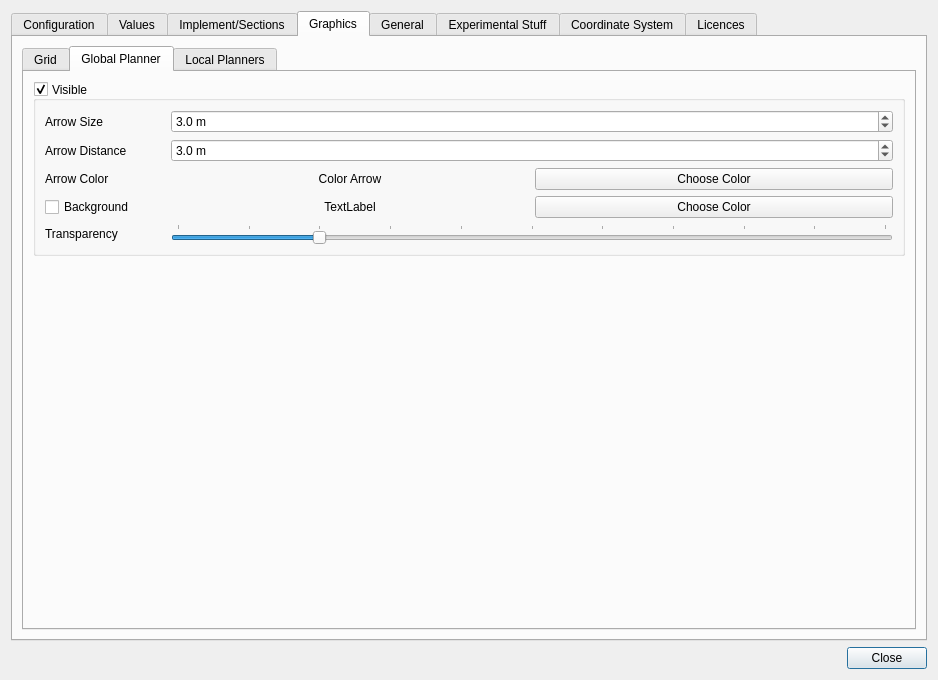
Qt form src/gui/SettingsDialog.ui (eringerli/QtOpenGuidance) before a commit.
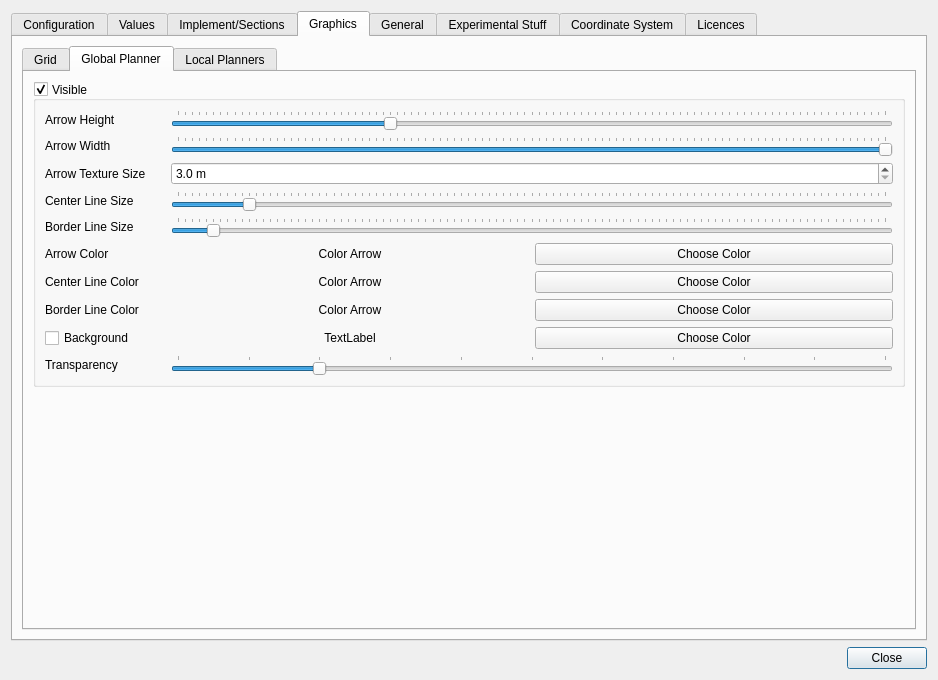
The same form after that commit. The open tabs and pages were chosen to show the change. Icons and pictures are not drawn. Custom widgets are drawn as their Qt base class.

Commit message:
Global/Local Planner WIP
- added anisitropic filtering for better display of the arrow texture
- added a center and border line to ArrowTexture
- renamed arrowTexture.h -> ArrowTexture.h
- GUI changes: the sizes of the arrow texture are set with sliders, setting
  of all the colors possible
- various small fixes and typos

Diff of the .ui file:
```diff
--- a/src/gui/SettingsDialog.ui
+++ b/src/gui/SettingsDialog.ui
@@ -1048,82 +1048,24 @@
                <property name="checkable">
                 <bool>true</bool>
                </property>
-               <layout class="QGridLayout" name="gridLayout_13">
-                <item row="2" column="1">
-                 <widget class="QLabel" name="lbGlobalPlannerArrowColor">
-                  <property name="sizePolicy">
-                   <sizepolicy hsizetype="Expanding" vsizetype="Preferred">
-                    <horstretch>0</horstretch>
-                    <verstretch>0</verstretch>
-                   </sizepolicy>
+               <layout class="QGridLayout" name="gridLayout_16">
+                <item row="5" column="1" colspan="2">
+                 <widget class="QSlider" name="slGlobalPlannerBorderLine">
+                  <property name="maximum">
+                   <number>100</number>
                   </property>
-                  <property name="focusPolicy">
-                   <enum>Qt::NoFocus</enum>
+                  <property name="value">
+                   <number>5</number>
                   </property>
-                  <property name="text">
-                   <string>Color Arrow</string>
+                  <property name="orientation">
+                   <enum>Qt::Horizontal</enum>
                   </property>
-                  <property name="alignment">
-                   <set>Qt::AlignCenter</set>
+                  <property name="tickPosition">
+                   <enum>QSlider::TicksAbove</enum>
                   </property>
                  </widget>
                 </item>
-                <item row="0" column="0">
-                 <widget class="QLabel" name="label_10">
-                  <property name="sizePolicy">
-                   <sizepolicy hsizetype="Minimum" vsizetype="Preferred">
-                    <horstretch>0</horstretch>
-                    <verstretch>0</verstretch>
-                   </sizepolicy>
-                  </property>
-                  <property name="minimumSize">
-                   <size>
-                    <width>120</width>
-                    <height>0</height>
-                   </size>
-                  </property>
-                  <property name="text">
-                   <string>Arrow Size</string>
-                  </property>
-                 </widget>
-                </item>
-                <item row="5" column="0">
-                 <widget class="QLabel" name="label_17">
-                  <property name="focusPolicy">
-                   <enum>Qt::NoFocus</enum>
-                  </property>
-                  <property name="text">
-                   <string>Transparency</string>
-                  </property>
-                 </widget>
-                </item>
-                <item row="2" column="0">
-                 <widget class="QLabel" name="label_15">
-                  <property name="focusPolicy">
-                   <enum>Qt::NoFocus</enum>
-                  </property>
-                  <property name="text">
-                   <string>Arrow Color</string>
-                  </property>
-                 </widget>
-                </item>
-                <item row="4" column="2">
-                 <widget class="QPushButton" name="pbGlobalPlannerBackgroundColor">
-                  <property name="sizePolicy">
-                   <sizepolicy hsizetype="Expanding" vsizetype="Preferred">
-                    <horstretch>0</horstretch>
-                    <verstretch>0</verstretch>
-                   </sizepolicy>
-                  </property>
-                  <property name="focusPolicy">
-                   <enum>Qt::NoFocus</enum>
-                  </property>
-                  <property name="text">
-                   <string>Choose Color</string>
-                  </property>
-                 </widget>
-                </item>
-                <item row="4" column="1">
+                <item row="9" column="1">
                  <widget class="QLabel" name="lbGlobalPlannerBackgroundColor">
                   <property name="sizePolicy">
                    <sizepolicy hsizetype="Expanding" vsizetype="Preferred">
@@ -1142,22 +1084,57 @@
                   </property>
                  </widget>
                 </item>
-                <item row="1" column="0">
-                 <widget class="QLabel" name="label_18">
-                  <property name="text">
-                   <string>Arrow Distance</string>
-                  </property>
-                 </widget>
-                </item>
                 <item row="4" column="0">
+                 <widget class="QLabel" name="label_18">
+                  <property name="text">
+                   <string>Center Line Size</string>
+                  </property>
+                 </widget>
+                </item>
+                <item row="9" column="2">
+                 <widget class="QPushButton" name="pbGlobalPlannerBackgroundColor">
+                  <property name="sizePolicy">
+                   <sizepolicy hsizetype="Expanding" vsizetype="Preferred">
+                    <horstretch>0</horstretch>
+                    <verstretch>0</verstretch>
+                   </sizepolicy>
+                  </property>
+                  <property name="focusPolicy">
+                   <enum>Qt::NoFocus</enum>
+                  </property>
+                  <property name="text">
+                   <string>Choose Color</string>
+                  </property>
+                 </widget>
+                </item>
+                <item row="0" column="0">
+                 <widget class="QLabel" name="label_10">
+                  <property name="sizePolicy">
+                   <sizepolicy hsizetype="Minimum" vsizetype="Preferred">
+                    <horstretch>0</horstretch>
+                    <verstretch>0</verstretch>
+                   </sizepolicy>
+                  </property>
+                  <property name="minimumSize">
+                   <size>
+                    <width>120</width>
+                    <height>0</height>
+                   </size>
+                  </property>
+                  <property name="text">
+                   <string>Arrow Height</string>
+                  </property>
+                 </widget>
+                </item>
+                <item row="9" column="0">
                  <widget class="QCheckBox" name="cbGlobalPlannerBackground">
                   <property name="text">
                    <string>Background</string>
                   </property>
                  </widget>
                 </item>
-                <item row="2" column="2">
-                 <widget class="QPushButton" name="pbGlobalPlannerArrowColor">
+                <item row="7" column="2">
+                 <widget class="QPushButton" name="pbGlobalPlannerCenterLineColor">
                   <property name="sizePolicy">
                    <sizepolicy hsizetype="Expanding" vsizetype="Preferred">
                     <horstretch>0</horstretch>
@@ -1172,69 +1149,61 @@
                   </property>
                  </widget>
                 </item>
-                <item row="1" column="1" colspan="2">
-                 <widget class="QDoubleSpinBox" name="dsbGlobalPlannerArrowDistance">
-                  <property name="sizePolicy">
-                   <sizepolicy hsizetype="Expanding" vsizetype="Fixed">
-                    <horstretch>0</horstretch>
-                    <verstretch>0</verstretch>
-                   </sizepolicy>
-                  </property>
-                  <property name="focusPolicy">
-                   <enum>Qt::WheelFocus</enum>
-                  </property>
+                <item row="3" column="1" colspan="2">
+                 <widget class="QDoubleSpinBox" name="dsbGlobalPlannerTextureSize">
                   <property name="suffix">
-                   <string notr="true"> m</string>
+                   <string> m</string>
                   </property>
                   <property name="decimals">
                    <number>1</number>
                   </property>
                   <property name="minimum">
-                   <double>1.000000000000000</double>
+                   <double>3.000000000000000</double>
                   </property>
                   <property name="maximum">
-                   <double>100.000000000000000</double>
-                  </property>
-                  <property name="singleStep">
-                   <double>0.500000000000000</double>
+                   <double>50.000000000000000</double>
                   </property>
                   <property name="value">
                    <double>3.000000000000000</double>
                   </property>
                  </widget>
                 </item>
+                <item row="7" column="1">
+                 <widget class="QLabel" name="lbGlobalPlannerCenterLineColor">
+                  <property name="sizePolicy">
+                   <sizepolicy hsizetype="Expanding" vsizetype="Preferred">
+                    <horstretch>0</horstretch>
+                    <verstretch>0</verstretch>
+                   </sizepolicy>
+                  </property>
+                  <property name="focusPolicy">
+                   <enum>Qt::NoFocus</enum>
+                  </property>
+                  <property name="text">
+                   <string>Color Arrow</string>
+                  </property>
+                  <property name="alignment">
+                   <set>Qt::AlignCenter</set>
+                  </property>
+                 </widget>
+                </item>
                 <item row="0" column="1" colspan="2">
-                 <widget class="QDoubleSpinBox" name="dsbGlobalPlannerArrowSize">
-                  <property name="sizePolicy">
-                   <sizepolicy hsizetype="Expanding" vsizetype="Fixed">
-                    <horstretch>0</horstretch>
-                    <verstretch>0</verstretch>
-                   </sizepolicy>
-                  </property>
-                  <property name="focusPolicy">
-                   <enum>Qt::WheelFocus</enum>
-                  </property>
-                  <property name="suffix">
-                   <string notr="true"> m</string>
-                  </property>
-                  <property name="decimals">
-                   <number>1</number>
-                  </property>
-                  <property name="minimum">
-                   <double>1.000000000000000</double>
-                  </property>
+                 <widget class="QSlider" name="slGlobalPlannerArrowSize">
                   <property name="maximum">
-                   <double>10.000000000000000</double>
-                  </property>
-                  <property name="singleStep">
-                   <double>0.100000000000000</double>
+                   <number>100</number>
                   </property>
                   <property name="value">
-                   <double>3.000000000000000</double>
+                   <number>30</number>
+                  </property>
+                  <property name="orientation">
+                   <enum>Qt::Horizontal</enum>
+                  </property>
+                  <property name="tickPosition">
+                   <enum>QSlider::TicksAbove</enum>
                   </property>
                  </widget>
                 </item>
-                <item row="5" column="1" colspan="2">
+                <item row="10" column="1" colspan="2">
                  <widget class="QSlider" name="slGlobalPlannerTransparency">
                   <property name="maximum">
                    <number>100</number>
@@ -1253,6 +1222,181 @@
                   </property>
                  </widget>
                 </item>
+                <item row="5" column="0">
+                 <widget class="QLabel" name="label_47">
+                  <property name="text">
+                   <string>Border Line Size</string>
+                  </property>
+                 </widget>
+                </item>
+                <item row="6" column="1">
+                 <widget class="QLabel" name="lbGlobalPlannerArrowColor">
+                  <property name="sizePolicy">
+                   <sizepolicy hsizetype="Expanding" vsizetype="Preferred">
+                    <horstretch>0</horstretch>
+                    <verstretch>0</verstretch>
+                   </sizepolicy>
+                  </property>
+                  <property name="focusPolicy">
+                   <enum>Qt::NoFocus</enum>
+                  </property>
+                  <property name="text">
+                   <string>Color Arrow</string>
+                  </property>
+                  <property name="alignment">
+                   <set>Qt::AlignCenter</set>
+                  </property>
+                 </widget>
+                </item>
+                <item row="4" column="1" colspan="2">
+                 <widget class="QSlider" name="slGlobalPlannerCenterLine">
+                  <property name="maximum">
+                   <number>100</number>
+                  </property>
+                  <property name="value">
+                   <number>10</number>
+                  </property>
+                  <property name="orientation">
+                   <enum>Qt::Horizontal</enum>
+                  </property>
+                  <property name="tickPosition">
+                   <enum>QSlider::TicksAbove</enum>
+                  </property>
+                 </widget>
+                </item>
+                <item row="6" column="2">
+                 <widget class="QPushButton" name="pbGlobalPlannerArrowColor">
+                  <property name="sizePolicy">
+                   <sizepolicy hsizetype="Expanding" vsizetype="Preferred">
+                    <horstretch>0</horstretch>
+                    <verstretch>0</verstretch>
+                   </sizepolicy>
+                  </property>
+                  <property name="focusPolicy">
+                   <enum>Qt::NoFocus</enum>
+                  </property>
+                  <property name="text">
+                   <string>Choose Color</string>
+                  </property>
+                 </widget>
+                </item>
+                <item row="8" column="2">
+                 <widget class="QPushButton" name="pbGlobalPlannerBorderLineColor">
+                  <property name="sizePolicy">
+                   <sizepolicy hsizetype="Expanding" vsizetype="Preferred">
+                    <horstretch>0</horstretch>
+                    <verstretch>0</verstretch>
+                   </sizepolicy>
+                  </property>
+                  <property name="focusPolicy">
+                   <enum>Qt::NoFocus</enum>
+                  </property>
+                  <property name="text">
+                   <string>Choose Color</string>
+                  </property>
+                 </widget>
+                </item>
+                <item row="8" column="1">
+                 <widget class="QLabel" name="lbGlobalPlannerBorderLineColor">
+                  <property name="sizePolicy">
+                   <sizepolicy hsizetype="Expanding" vsizetype="Preferred">
+                    <horstretch>0</horstretch>
+                    <verstretch>0</verstretch>
+                   </sizepolicy>
+                  </property>
+                  <property name="focusPolicy">
+                   <enum>Qt::NoFocus</enum>
+                  </property>
+                  <property name="text">
+                   <string>Color Arrow</string>
+                  </property>
+                  <property name="alignment">
+                   <set>Qt::AlignCenter</set>
+                  </property>
+                 </widget>
+                </item>
+                <item row="10" column="0">
+                 <widget class="QLabel" name="label_17">
+                  <property name="focusPolicy">
+                   <enum>Qt::NoFocus</enum>
+                  </property>
+                  <property name="text">
+                   <string>Transparency</string>
+                  </property>
+                 </widget>
+                </item>
+                <item row="6" column="0">
+                 <widget class="QLabel" name="label_15">
+                  <property name="focusPolicy">
+                   <enum>Qt::NoFocus</enum>
+                  </property>
+                  <property name="text">
+                   <string>Arrow Color</string>
+                  </property>
+                 </widget>
+                </item>
+                <item row="3" column="0">
+                 <widget class="QLabel" name="label_48">
+                  <property name="text">
+                   <string>Arrow Texture Size</string>
+                  </property>
+                 </widget>
+                </item>
+                <item row="8" column="0">
+                 <widget class="QLabel" name="label_28">
+                  <property name="focusPolicy">
+                   <enum>Qt::NoFocus</enum>
+                  </property>
+                  <property name="text">
+                   <string>Border Line Color</string>
+                  </property>
+                 </widget>
+                </item>
+                <item row="7" column="0">
+                 <widget class="QLabel" name="label_27">
+                  <property name="focusPolicy">
+                   <enum>Qt::NoFocus</enum>
+                  </property>
+                  <property name="text">
+                   <string>Center Line Color</string>
+                  </property>
+                 </widget>
+                </item>
+                <item row="1" column="0">
+                 <widget class="QLabel" name="label_49">
+                  <property name="sizePolicy">
+                   <sizepolicy hsizetype="Minimum" vsizetype="Preferred">
+                    <horstretch>0</horstretch>
+                    <verstretch>0</verstretch>
+                   </sizepolicy>
+                  </property>
+                  <property name="minimumSize">
+                   <size>
+                    <width>120</width>
+                    <height>0</height>
+                   </size>
+                  </property>
+                  <property name="text">
+                   <string>Arrow Width</string>
+                  </property>
+                 </widget>
+                </item>
+                <item row="1" column="1" colspan="2">
+                 <widget class="QSlider" name="slGlobalPlannerArrowWidth">
+                  <property name="maximum">
+                   <number>100</number>
+                  </property>
+                  <property name="value">
+                   <number>100</number>
+                  </property>
+                  <property name="orientation">
+                   <enum>Qt::Horizontal</enum>
+                  </property>
+                  <property name="tickPosition">
+                   <enum>QSlider::TicksAbove</enum>
+                  </property>
+                 </widget>
+                </item>
                </layout>
               </widget>
              </item>
```
The commit also changes 9 other files.
